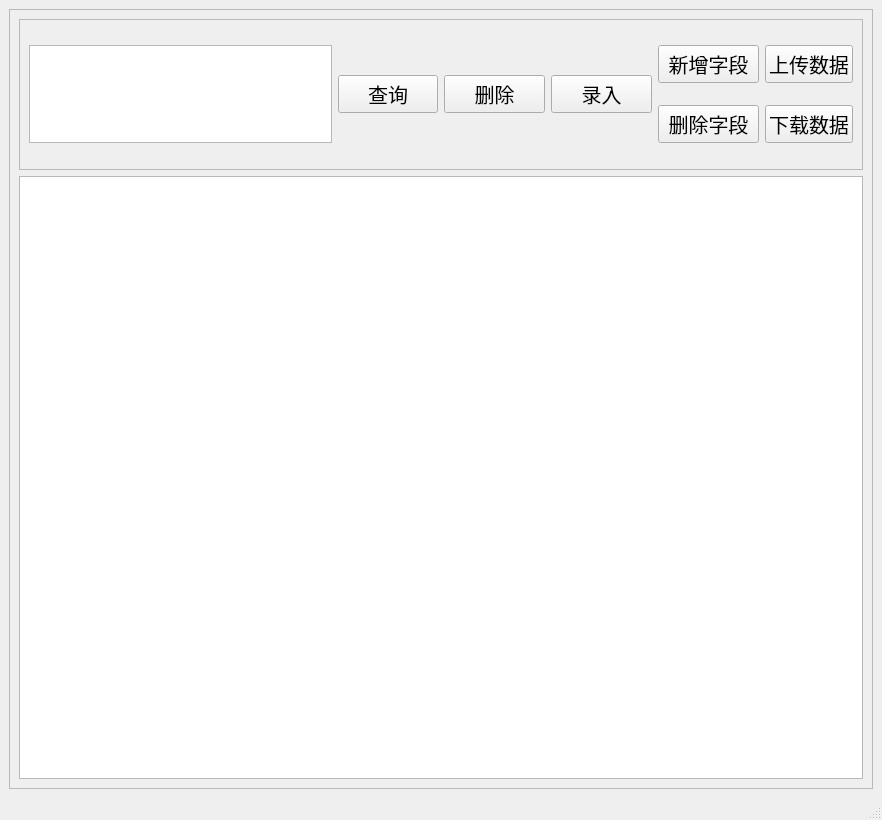
First picture: the form in assets/main.ui, repository pmj110119/CWJ_database_client, before the edit.
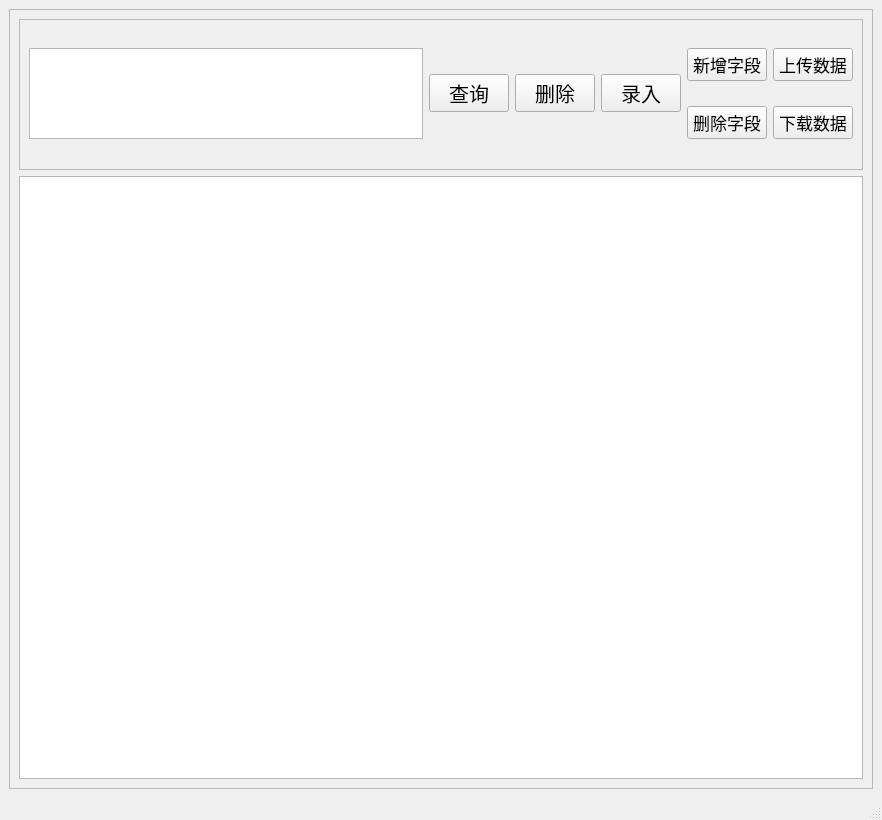
Second picture: the form after the edit.

```diff
--- a/assets/main.ui
+++ b/assets/main.ui
@@ -35,12 +35,12 @@
          <property name="frameShadow">
           <enum>QFrame::Raised</enum>
          </property>
-         <layout class="QGridLayout" name="gridLayout" columnstretch="3,1,1,1,1,0">
+         <layout class="QGridLayout" name="gridLayout" columnstretch="5,1,1,1,1,1">
           <item row="1" column="4">
            <widget class="QPushButton" name="buttonKeyDelete">
             <property name="font">
              <font>
-              <pointsize>15</pointsize>
+              <pointsize>13</pointsize>
              </font>
             </property>
             <property name="text">
@@ -52,7 +52,7 @@
            <widget class="QPushButton" name="buttonKeyAdd">
             <property name="font">
              <font>
-              <pointsize>15</pointsize>
+              <pointsize>13</pointsize>
              </font>
             </property>
             <property name="text">
@@ -103,7 +103,7 @@
            <widget class="QPushButton" name="buttonDataUpload">
             <property name="font">
              <font>
-              <pointsize>15</pointsize>
+              <pointsize>13</pointsize>
              </font>
             </property>
             <property name="text">
@@ -115,7 +115,7 @@
            <widget class="QPushButton" name="buttonDataDownload">
             <property name="font">
              <font>
-              <pointsize>15</pointsize>
+              <pointsize>13</pointsize>
              </font>
             </property>
             <property name="text">
```
